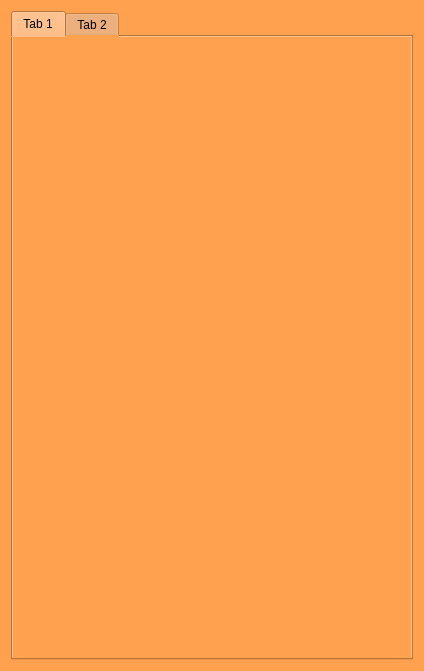
This is MarkdownEditorViewPart/MarkdownEditorWidget.ui in sld666666/HtmlWriter as Qt 5 draws it before an edit. The edited form follows.
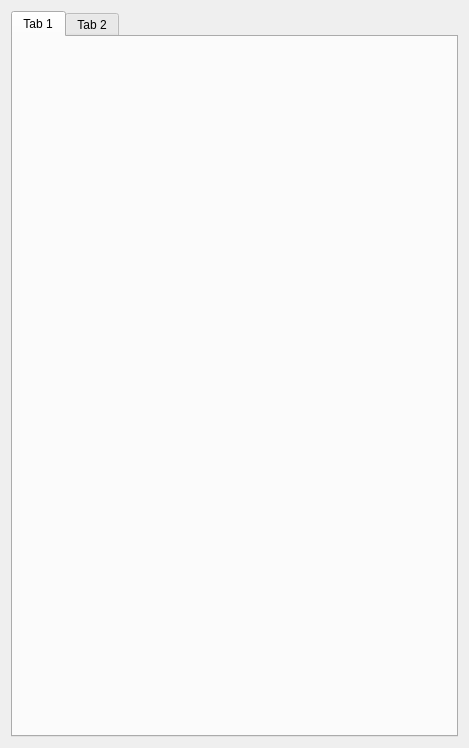
This is the edited form.

Commit message: add markdown parser and update menu & action

Patch:
```diff
--- a/MarkdownEditorViewPart/MarkdownEditorWidget.ui
+++ b/MarkdownEditorViewPart/MarkdownEditorWidget.ui
@@ -6,8 +6,8 @@
    <rect>
     <x>0</x>
     <y>0</y>
-    <width>424</width>
-    <height>671</height>
+    <width>469</width>
+    <height>748</height>
    </rect>
   </property>
   <property name="sizePolicy">
@@ -18,7 +18,7 @@
   </property>
   <property name="minimumSize">
    <size>
-    <width>100</width>
+    <width>200</width>
     <height>100</height>
    </size>
   </property>
@@ -26,11 +26,17 @@
    <string>MarkdownEditorWidget</string>
   </property>
   <property name="styleSheet">
-   <string notr="true">background-color: rgb(255, 161, 79);</string>
+   <string notr="true"/>
   </property>
   <layout class="QGridLayout" name="gridLayout">
    <item row="0" column="0">
-    <widget class="QTabWidget" name="tabWidget">
+    <widget class="QTabWidget" name="tabWidgetEditor_">
+     <property name="minimumSize">
+      <size>
+       <width>200</width>
+       <height>0</height>
+      </size>
+     </property>
      <widget class="QWidget" name="tab">
       <attribute name="title">
        <string>Tab 1</string>
```
The commit also changes 59 other files.
